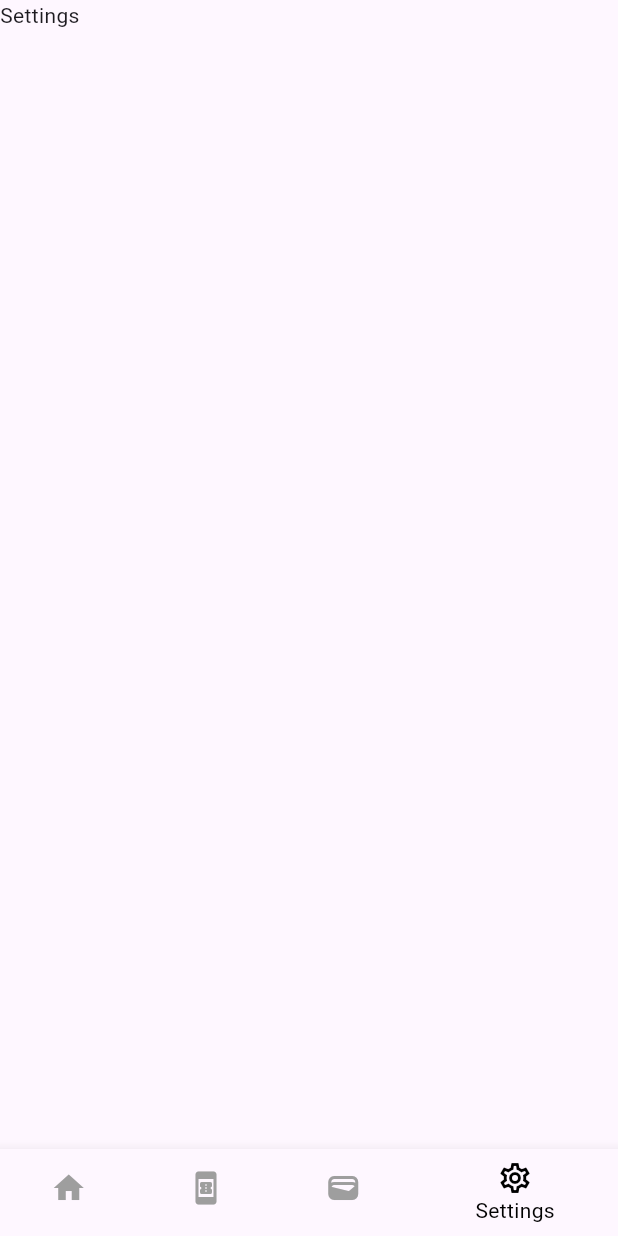
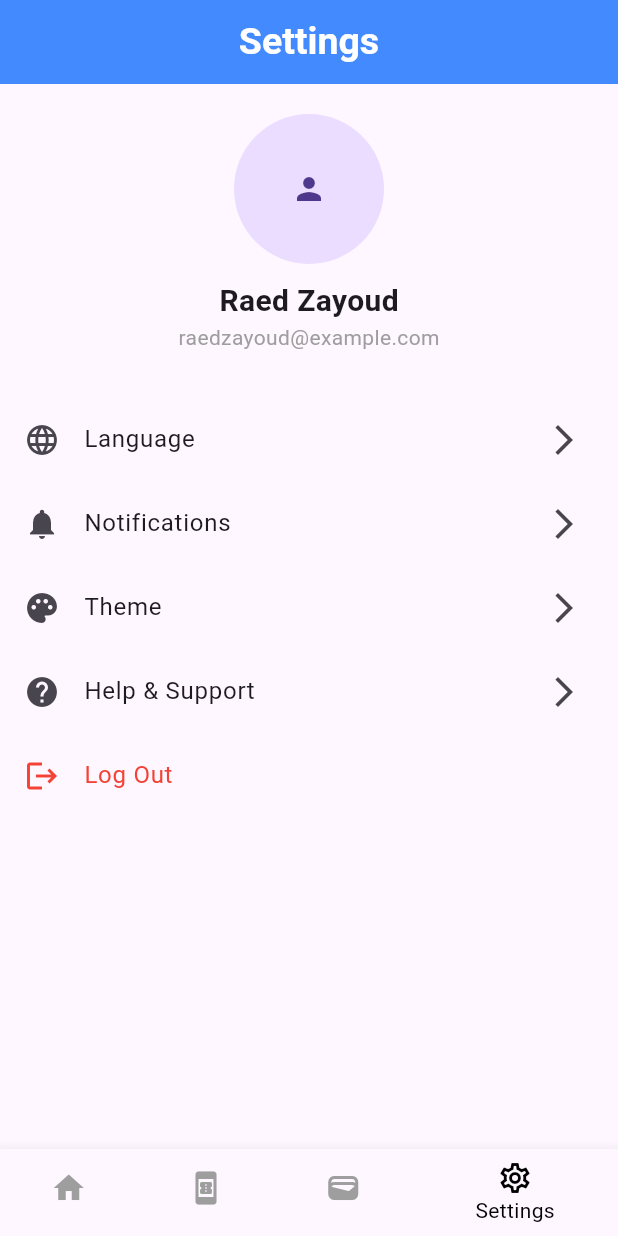
Before and after one commit to raedzayoud/Front-Hotel-System, a Flutter app: the screen it shows after launch, item 4 of the bottom bar chosen, on a phone screen of 412 x 824 dp. Run offline on Flutter 3.47's test engine with Material 3 defaults, Android fonts, the phone set to English and light mode, and no system bars; our stand-ins replace bloc, dartz, dio, flutter_bloc; missing offline and left inert: dart:ffi.

Commit message:
add settings ui

```diff
--- a/lib/feature/home/presentation/homescrren.dart
+++ b/lib/feature/home/presentation/homescrren.dart
@@ -2,6 +2,7 @@ import 'package:flutter/material.dart';
 import 'package:hotel/feature/booking/presentation/booking.dart';
 import 'package:hotel/feature/home/presentation/home.dart';
 import 'package:hotel/feature/home/presentation/widget/Bottomnavigatorhome.dart';
+import 'package:hotel/feature/settings/presentation/settings.dart';
 import 'package:hotel/feature/wallet/presentation/wallet.dart';
 
 class Homescrrenview extends StatefulWidget {
@@ -24,8 +25,8 @@ class _HomescrrenviewState extends State<Homescrrenview> {
     Home(),
     Booking(),
     Wallet(),
-    Text("Settings")
-  ];
+   Settings()
+   ];
   @override
   Widget build(BuildContext context) {
     return Scaffold(
--- /dev/null
+++ b/lib/feature/settings/presentation/settings.dart
@@ -0,0 +1,90 @@
+import 'package:flutter/material.dart';
+
+class Settings extends StatelessWidget {
+  const Settings({super.key});
+
+  @override
+  Widget build(BuildContext context) {
+    return Scaffold(
+      appBar: AppBar(
+        centerTitle: true,
+        title: const Text(
+          "Settings",
+          style: TextStyle(
+              color: Colors.white, fontWeight: FontWeight.bold, fontSize: 25),
+        ),
+        backgroundColor: Colors.blueAccent,
+      ),
+      body: ListView(
+        children: [
+          const SizedBox(height: 20),
+
+          // Profile section
+          Center(
+            child: Column(
+              children: [
+                const CircleAvatar(
+                  radius: 50,
+                  child: Icon(Icons.person),
+                ),
+                const SizedBox(height: 10),
+                const Text(
+                  "Raed Zayoud",
+                  style: TextStyle(fontSize: 20, fontWeight: FontWeight.bold),
+                ),
+                const Text(
+                  "raedzayoud@example.com",
+                  style: TextStyle(color: Colors.grey),
+                ),
+              ],
+            ),
+          ),
+
+          const SizedBox(height: 30),
+
+          // Settings options
+          ListTile(
+            leading: const Icon(Icons.language),
+            title: const Text("Language"),
+            trailing: const Icon(Icons.arrow_forward_ios),
+            onTap: () {
+              // Naviguer vers la sélection de langue
+            },
+          ),
+          ListTile(
+            leading: const Icon(Icons.notifications),
+            title: const Text("Notifications"),
+            trailing: const Icon(Icons.arrow_forward_ios),
+            onTap: () {
+              // Ouvrir les paramètres de notification
+            },
+          ),
+          ListTile(
+            leading: const Icon(Icons.palette),
+            title: const Text("Theme"),
+            trailing: const Icon(Icons.arrow_forward_ios),
+            onTap: () {
+              // Passer au mode sombre ou clair
+            },
+          ),
+          ListTile(
+            leading: const Icon(Icons.help),
+            title: const Text("Help & Support"),
+            trailing: const Icon(Icons.arrow_forward_ios),
+            onTap: () {
+              // Ouvrir la page d’aide
+            },
+          ),
+          ListTile(
+            leading: const Icon(Icons.logout, color: Colors.red),
+            title: const Text("Log Out", style: TextStyle(color: Colors.red)),
+            onTap: () {
+              Navigator.pushNamedAndRemoveUntil(
+                  context, "login", (route) => false);
+            },
+          ),
+        ],
+      ),
+    );
+  }
+}
```
